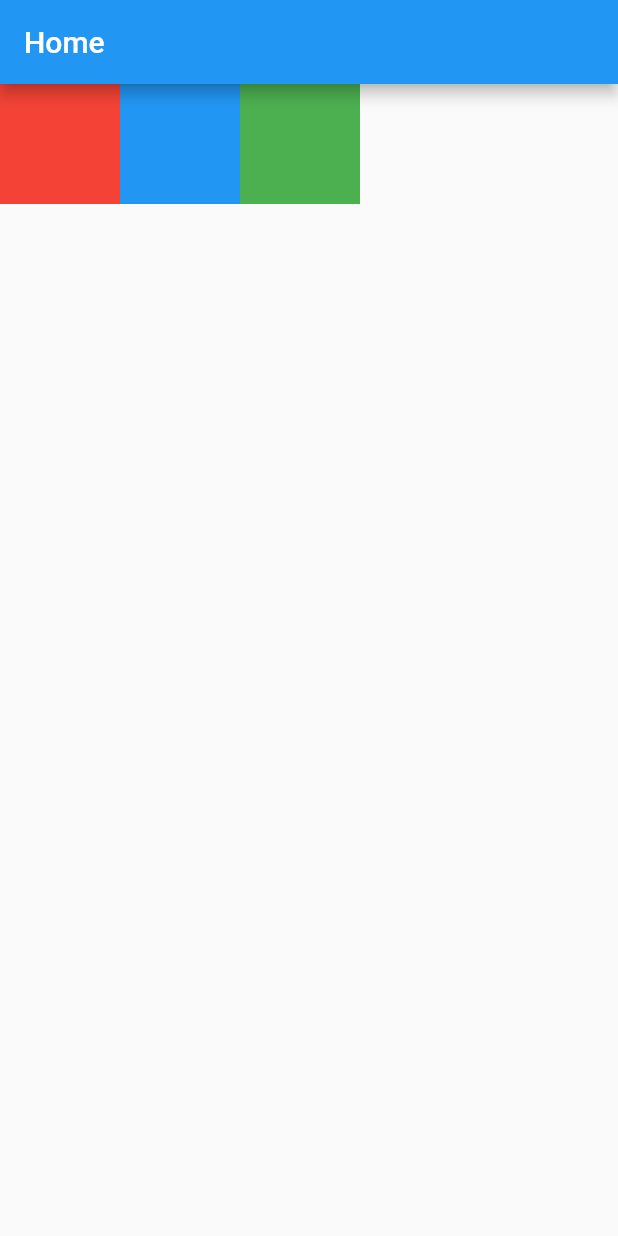
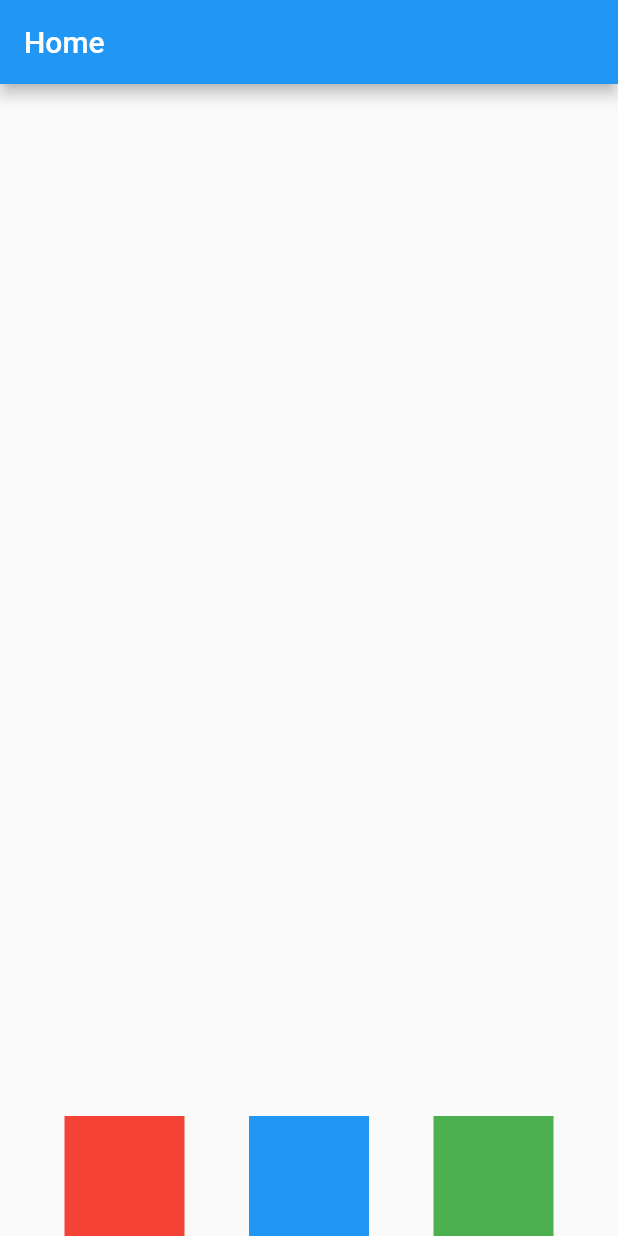
Before and after one commit to joaopichetti/semeando-devs, a Flutter app: the screen it shows after launch, on a phone screen of 412 x 824 dp. Run offline on Flutter 3.47's test engine with Material 2 defaults, Android fonts, the light colour scheme and no system bars.

Commit message:
Alterado alinhamento do mainAxis e crossAxis da Row

```diff
--- a/flutter_hello_world/lib/home_page.dart
+++ b/flutter_hello_world/lib/home_page.dart
@@ -18,7 +18,10 @@ class _HomePageState extends State<HomePage> {
       ),
       body: SizedBox(
         width: double.infinity,
+        height: double.infinity,
         child: Row(
+          mainAxisAlignment: MainAxisAlignment.spaceEvenly,
+          crossAxisAlignment: CrossAxisAlignment.end,
           children: [
             Container(
               height: 80,
```
